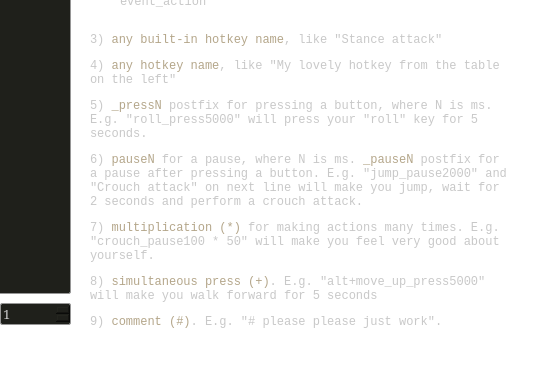
Before: the Qt Designer form src/utils/mainWindow.ui in a-burlakov/melinas-fingers, drawn with Qt 5; both pictures show x 600 to 1155 and y 347 to 716 of the 1155 by 716 pixel window.
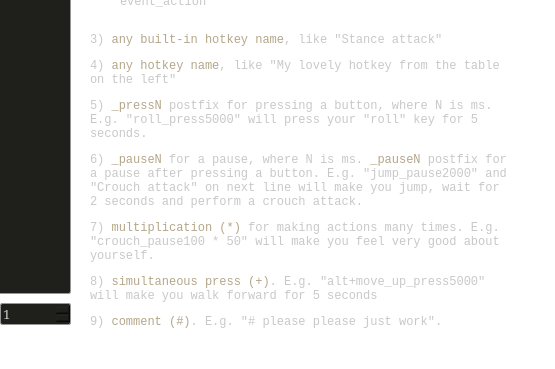
After: the same form once the commit is applied. The open tabs and pages were chosen to show the change. Icons and pictures are not drawn.

What changed in the file:
```diff
--- a/src/utils/mainWindow.ui
+++ b/src/utils/mainWindow.ui
@@ -3712,7 +3712,7 @@
        <string notr="true"/>
       </property>
       <property name="text">
-       <string>&lt;html&gt;&lt;head/&gt;&lt;body&gt;&lt;p&gt;3) &lt;span style=&quot; color:#b4a68a;&quot;&gt;any built-in hotkey name&lt;/span&gt;, like &amp;quot;Stance attack&amp;quot;&lt;/p&gt;&lt;p&gt;4) &lt;span style=&quot; color:#b4a68a;&quot;&gt;any hotkey name&lt;/span&gt;, like &amp;quot;My lovely hotkey from the table on the left&amp;quot;&lt;/p&gt;&lt;p&gt;5) &lt;span style=&quot; color:#b4a68a;&quot;&gt;_pressN &lt;/span&gt;postfix for pressing a button, where N is ms. E.g. &amp;quot;roll_press5000&amp;quot; will press your &amp;quot;roll&amp;quot; key for 5 seconds.&lt;/p&gt;&lt;p&gt;6) &lt;span style=&quot; color:#b4a68a;&quot;&gt;pauseN &lt;/span&gt;for a pause, where N is ms. &lt;span style=&quot; color:#b4a68a;&quot;&gt;_pauseN &lt;/span&gt;postfix for a pause after pressing a button. E.g. &amp;quot;jump_pause2000&amp;quot; and &amp;quot;Crouch attack&amp;quot; on next line will make you jump, wait for 2 seconds and perform a crouch attack.&lt;/p&gt;&lt;p&gt;7) &lt;span style=&quot; color:#b4a68a;&quot;&gt;multiplication (*) &lt;/span&gt;for making actions many times. E.g. &amp;quot;crouch_pause100 * 50&amp;quot; will make you feel very good about yourself.&lt;/p&gt;&lt;p&gt;8) &lt;span style=&quot; color:#b4a68a;&quot;&gt;simultaneous press (+)&lt;/span&gt;. E.g. &amp;quot;alt+move_up_press5000&amp;quot; will make you walk forward for 5 seconds&lt;/p&gt;&lt;p&gt;9) &lt;span style=&quot; color:#b4a68a;&quot;&gt;comment (#)&lt;/span&gt;. E.g. &amp;quot;# please please just work&amp;quot;.&lt;/p&gt;&lt;/body&gt;&lt;/html&gt;</string>
+       <string>&lt;html&gt;&lt;head/&gt;&lt;body&gt;&lt;p&gt;3) &lt;span style=&quot; color:#b4a68a;&quot;&gt;any built-in hotkey name&lt;/span&gt;, like &amp;quot;Stance attack&amp;quot;&lt;/p&gt;&lt;p&gt;4) &lt;span style=&quot; color:#b4a68a;&quot;&gt;any hotkey name&lt;/span&gt;, like &amp;quot;My lovely hotkey from the table on the left&amp;quot;&lt;/p&gt;&lt;p&gt;5) &lt;span style=&quot; color:#b4a68a;&quot;&gt;_pressN &lt;/span&gt;postfix for pressing a button, where N is ms. E.g. &amp;quot;roll_press5000&amp;quot; will press your &amp;quot;roll&amp;quot; key for 5 seconds.&lt;/p&gt;&lt;p&gt;6) &lt;span style=&quot; color:#b4a68a;&quot;&gt;_pauseN &lt;/span&gt;for a pause, where N is ms. &lt;span style=&quot; color:#b4a68a;&quot;&gt;_pauseN &lt;/span&gt;postfix for a pause after pressing a button. E.g. &amp;quot;jump_pause2000&amp;quot; and &amp;quot;Crouch attack&amp;quot; on next line will make you jump, wait for 2 seconds and perform a crouch attack.&lt;/p&gt;&lt;p&gt;7) &lt;span style=&quot; color:#b4a68a;&quot;&gt;multiplication (*) &lt;/span&gt;for making actions many times. E.g. &amp;quot;crouch_pause100 * 50&amp;quot; will make you feel very good about yourself.&lt;/p&gt;&lt;p&gt;8) &lt;span style=&quot; color:#b4a68a;&quot;&gt;simultaneous press (+)&lt;/span&gt;. E.g. &amp;quot;alt+move_up_press5000&amp;quot; will make you walk forward for 5 seconds&lt;/p&gt;&lt;p&gt;9) &lt;span style=&quot; color:#b4a68a;&quot;&gt;comment (#)&lt;/span&gt;. E.g. &amp;quot;# please please just work&amp;quot;.&lt;/p&gt;&lt;/body&gt;&lt;/html&gt;</string>
       </property>
       <property name="textFormat">
        <enum>Qt::RichText</enum>
```
